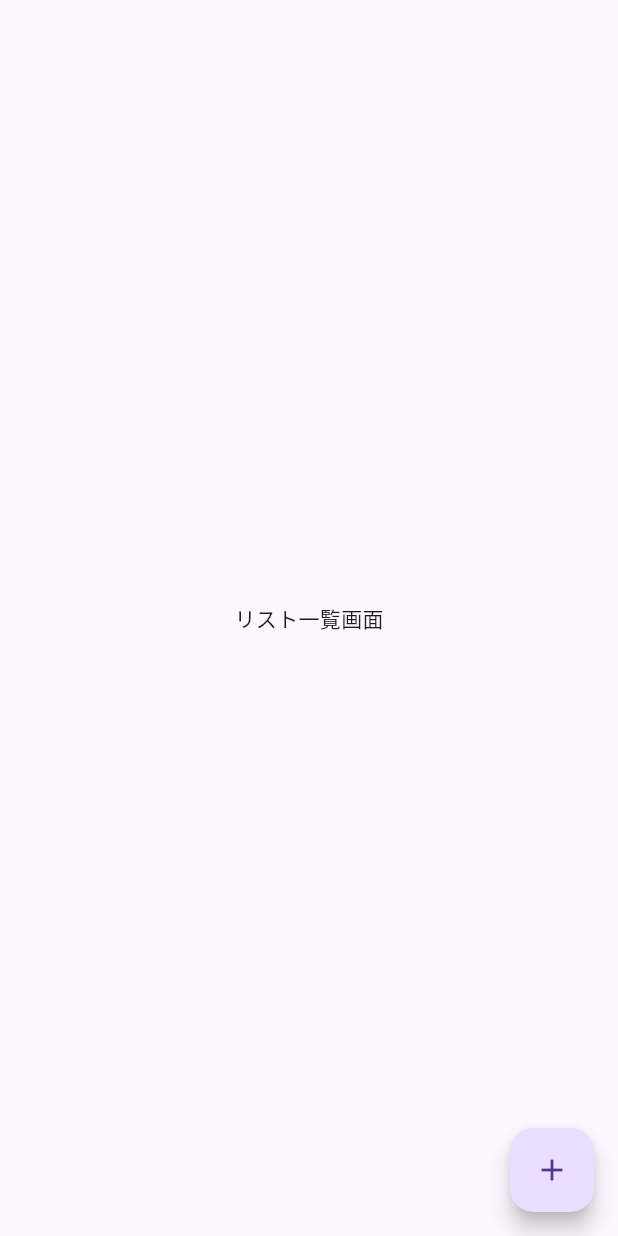
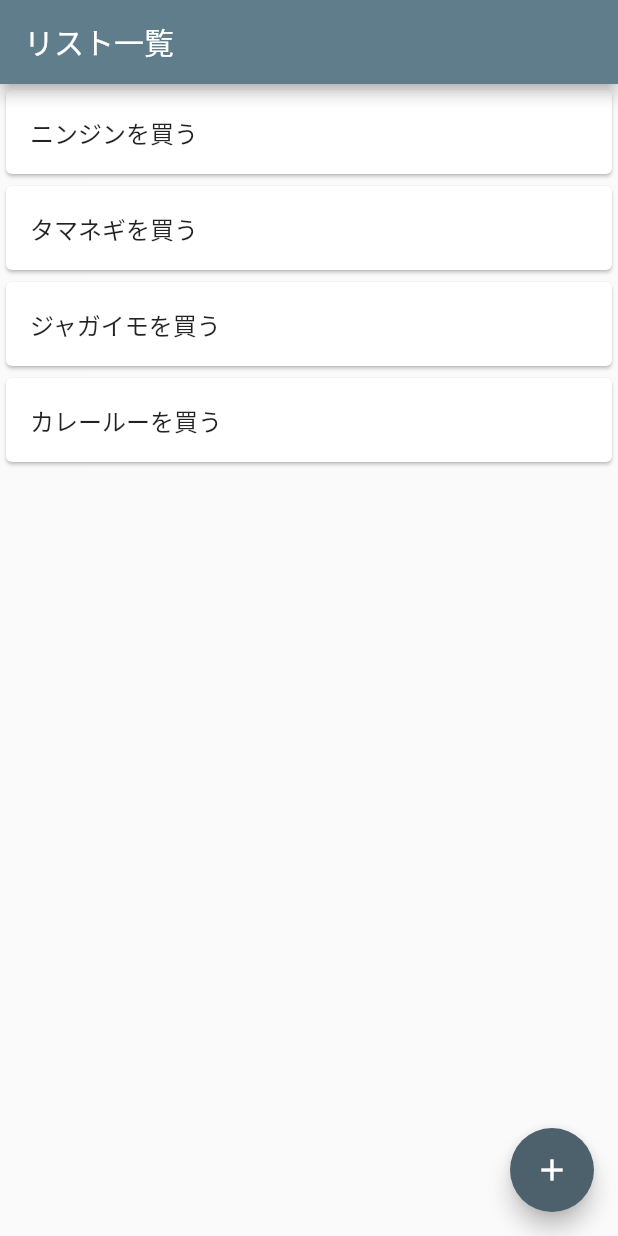
Before and after one commit to skzkhrk/sample, a Flutter app: the screen it shows after launch, on a phone screen of 412 x 824 dp. Run offline on Flutter 3.47's test engine with Material 3 defaults, Android fonts, the phone set to English and light mode, and no system bars.

Commit message:
Todoリスト一覧画面

```diff
--- a/lib/main.dart
+++ b/lib/main.dart
@@ -463,7 +463,9 @@ class MyTodoApp extends StatelessWidget {
     return MaterialApp(
       title: 'My Todo App',
       theme: ThemeData(
-        primarySwatch: Colors.purple,
+        colorScheme: ColorScheme.fromSeed(seedColor: Colors.blueGrey),
+        // Material3 : Googleが提供しているオープンソースデザインシステム
+        useMaterial3: false,
       ),
       home: const TodoListPage(),
     );
@@ -477,8 +479,33 @@ class TodoListPage extends StatelessWidget {
   @override
   Widget build(BuildContext context) {
     return Scaffold(
-      body: const Center(
-        child: Text('リスト一覧画面'),
+      appBar: AppBar(
+        title: const Text('リスト一覧'),
+        backgroundColor: Colors.blueGrey,
+      ),
+      body: ListView(
+        children: const <Widget>[
+          Card(
+            child: ListTile(
+              title: Text('ニンジンを買う'),
+            ),
+          ),
+          Card(
+            child: ListTile(
+              title: Text('タマネギを買う'),
+            ),
+          ),
+          Card(
+            child: ListTile(
+              title: Text('ジャガイモを買う'),
+            ),
+          ),
+          Card(
+            child: ListTile(
+              title: Text('カレールーを買う'),
+            ),
+          ),
+        ],
       ),
       floatingActionButton: FloatingActionButton(
         onPressed: () {
```
